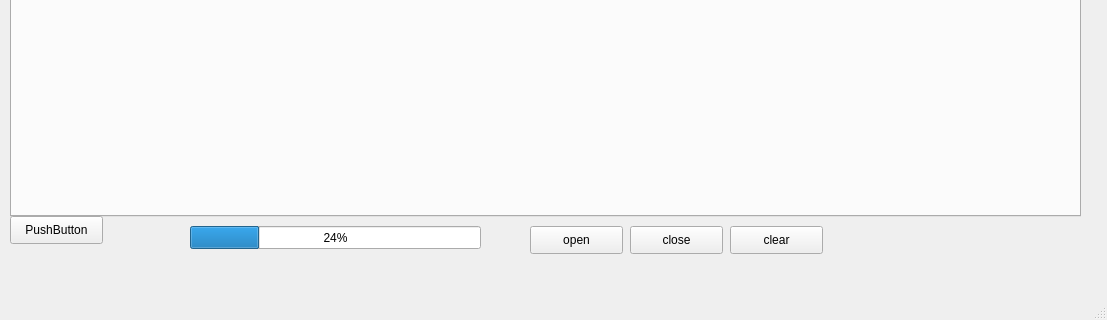
Above: form/GRO.ui from SerNikOv/GRO before the change; both pictures show x 0 to 1107 and y 534 to 854 of the 1107 by 854 pixel window. Below: the same form after it.
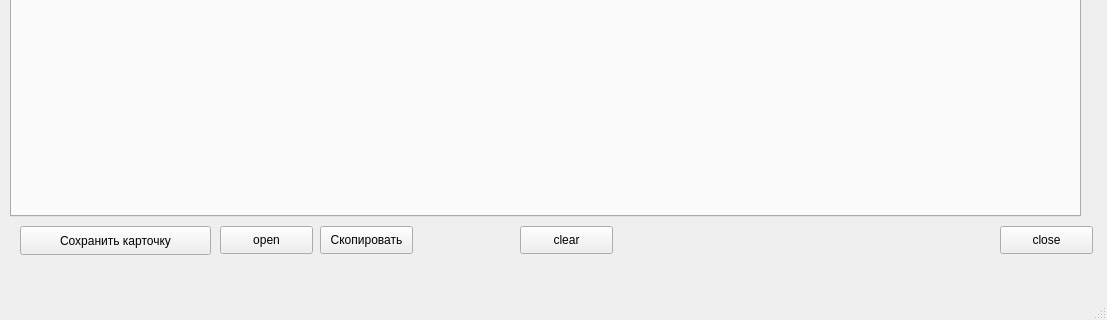
That is the form after the change. Icons and pictures are not drawn.

Patch:
```diff
--- a/form/GRO.ui
+++ b/form/GRO.ui
@@ -3532,36 +3532,10 @@
      </attribute>
     </widget>
    </widget>
-   <widget class="QPushButton" name="pushButtonSave">
-    <property name="geometry">
-     <rect>
-      <x>10</x>
-      <y>750</y>
-      <width>93</width>
-      <height>28</height>
-     </rect>
-    </property>
-    <property name="text">
-     <string>PushButton</string>
-    </property>
-   </widget>
-   <widget class="QProgressBar" name="progressBar">
-    <property name="geometry">
-     <rect>
-      <x>190</x>
-      <y>760</y>
-      <width>291</width>
-      <height>23</height>
-     </rect>
-    </property>
-    <property name="value">
-     <number>24</number>
-    </property>
-   </widget>
    <widget class="QPushButton" name="pushButtonOpenini">
     <property name="geometry">
      <rect>
-      <x>530</x>
+      <x>220</x>
       <y>760</y>
       <width>93</width>
       <height>28</height>
@@ -3574,7 +3548,7 @@
    <widget class="QPushButton" name="pushButtonClose">
     <property name="geometry">
      <rect>
-      <x>630</x>
+      <x>1000</x>
       <y>760</y>
       <width>93</width>
       <height>28</height>
@@ -3587,7 +3561,7 @@
    <widget class="QPushButton" name="pushButtonClear">
     <property name="geometry">
      <rect>
-      <x>730</x>
+      <x>520</x>
       <y>760</y>
       <width>93</width>
       <height>28</height>
@@ -3597,6 +3571,39 @@
      <string>clear</string>
     </property>
    </widget>
+   <widget class="QPushButton" name="pushButtonSave">
+    <property name="enabled">
+     <bool>true</bool>
+    </property>
+    <property name="geometry">
+     <rect>
+      <x>20</x>
+      <y>760</y>
+      <width>191</width>
+      <height>29</height>
+     </rect>
+    </property>
+    <property name="text">
+     <string>Сохранить карточку</string>
+    </property>
+    <property name="icon">
+     <iconset>
+      <normaloff>../icons8-сохранить-48.png</normaloff>../icons8-сохранить-48.png</iconset>
+    </property>
+   </widget>
+   <widget class="QPushButton" name="pushButtonOpenCopy">
+    <property name="geometry">
+     <rect>
+      <x>320</x>
+      <y>760</y>
+      <width>93</width>
+      <height>28</height>
+     </rect>
+    </property>
+    <property name="text">
+     <string>Скопировать</string>
+    </property>
+   </widget>
   </widget>
   <widget class="QMenuBar" name="menubar">
    <property name="geometry">
```
Left out of the diff: 4 changed lines with no effect on the pictures.
